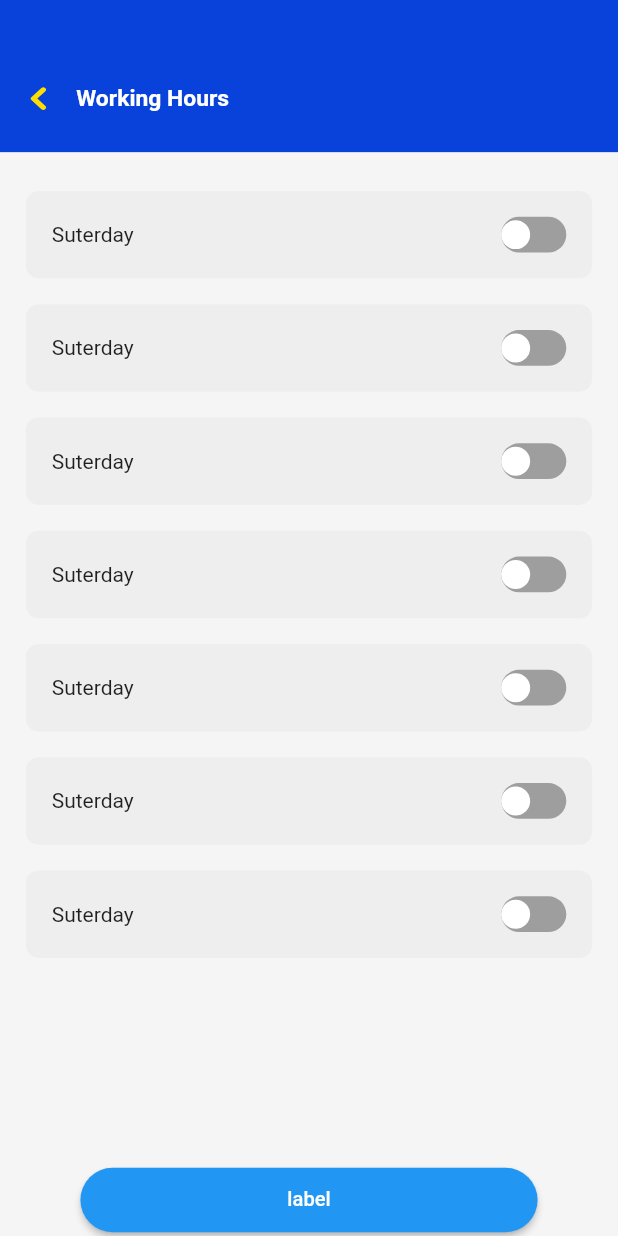
After one commit to YoussefMohammed001/final_graduation_project, a Flutter app: the WorkingHoursScreen screen opened directly, on a phone screen of 412 x 824 dp. The commit adds this screen. Run offline on Flutter 3.47's test engine with Material 2 defaults, Android fonts, the phone set to English and light mode, and no system bars; drawn by our look-alikes of flutter_switch; our stand-ins replace bloc, cached_network_image, carousel_slider, dio, dropdown_textfield, flutter_bloc and 9 more; missing offline and left inert: otp_timer_button; accounts and stored records are empty; network calls fail.

Commit message:
working hours doctor

```diff
--- /dev/null
+++ b/lib/features/doctor/add_working_hours/data/post_working_hours_model.dart
@@ -0,0 +1,119 @@
+/// doctorId : "645a7f818f75c371bd5bb41c"
+/// appointments : [{"dayNo":1,"durations":[{"from":1.5,"to":5},{"from":7,"to":10},{"from":13,"to":17}]},{"dayNo":2,"durations":[{"from":1.5,"to":5},{"from":7,"to":10},{"from":13,"to":17}]}]
+
+class PostWorkingHoursModel {
+  PostWorkingHoursModel({
+      String? doctorId,
+      List<Appointments>? appointments,}){
+    _doctorId = doctorId;
+    _appointments = appointments;
+}
+
+  PostWorkingHoursModel.fromJson(dynamic json) {
+    _doctorId = json['doctorId'];
+    if (json['appointments'] != null) {
+      _appointments = [];
+      json['appointments'].forEach((v) {
+        _appointments?.add(Appointments.fromJson(v));
+      });
+    }
+  }
+  String? _doctorId;
+  List<Appointments>? _appointments;
+
+  String get doctorId => _doctorId ?? "";
+  List<Appointments> get appointments => _appointments ?? [];
+
+  Map<String, dynamic> toJson() {
+    final map = <String, dynamic>{};
+    map['doctorId'] = _doctorId;
+    if (_appointments != null) {
+      map['appointments'] = _appointments?.map((v) => v.toJson()).toList();
+    }
+    return map;
+  }
+
+  set appointments(List<Appointments> value) {
+    _appointments = value;
+  }
+
+  set doctorId(String value) {
+    _doctorId = value;
+  }
+}
+
+class Appointments {
+  Appointments({
+      num? dayNo,
+      List<Durations>? durations,
+  }){
+    _dayNo = dayNo;
+    _durations = durations;
+}
+
+  Appointments.fromJson(dynamic json) {
+    _dayNo = json['dayNo'];
+    if (json['durations'] != null) {
+      _durations = [];
+      json['durations'].forEach((v) {
+        _durations?.add(Durations.fromJson(v));
+      });
+    }
+  }
+  num? _dayNo;
+  List<Durations>? _durations;
+
+  set dayNo(num value) {
+    _dayNo = value;
+  }
+
+  num get dayNo => _dayNo ?? 0;
+  List<Durations> get durations => _durations ?? [];
+
+  Map<String, dynamic> toJson() {
+    final map = <String, dynamic>{};
+    map['dayNo'] = _dayNo;
+    if (_durations != null) {
+      map['durations'] = _durations?.map((v) => v.toJson()).toList();
+    }
+    return map;
+  }
+
+  set durations(List<Durations> value) {
+    _durations = value;
+  }
+}
+
+class Durations {
+  Durations({
+      num? from,
+      num? to,}){
+    _from = from;
+    _to = to;
+}
+
+  Durations.fromJson(dynamic json) {
+    _from = json['from'];
+    _to = json['to'];
+  }
+  num? _from;
+  num? _to;
+
+  num get from => _from ?? 0;
+  num get to => _to ?? 0;
+
+  set from(num value) {
+    _from = value;
+  }
+
+  Map<String, dynamic> toJson() {
+    final map = <String, dynamic>{};
+    map['from'] = _from;
+    map['to'] = _to;
+    return map;
+  }
+
+  set to(num value) {
+    _to = value;
+  }
+}
--- /dev/null
+++ b/lib/features/doctor/add_working_hours/presentation/manager/add_working_hours_cubit.dart
@@ -0,0 +1,28 @@
+import 'package:bloc/bloc.dart';
+import 'package:final_graduation_project/core/api/my_dio.dart';
+import 'package:final_graduation_project/core/utils/safe_print.dart';
+import 'package:final_graduation_project/features/doctor/add_working_hours/data/post_working_hours_model.dart';
+import 'package:meta/meta.dart';
+part 'add_working_hours_state.dart';
+
+class AddWorkingHoursCubit extends Cubit<AddWorkingHoursState> {
+  AddWorkingHoursCubit() : super(AddWorkingHoursInitial());
+  PostWorkingHoursModel postWorkingHoursModel = PostWorkingHoursModel();
+  Appointments appointments = Appointments();
+
+  postWorkingHours({
+    required String id,
+    required List<Appointments> appointments,
+
+
+
+  }) async {
+     var response = await AppDio.post(endPoint: "doctor/addWorkTime", data: {
+    "doctorId":id,
+    "appointments": appointments,
+    }
+    );
+     safePrint(response.toString());
+
+  }
+}
--- /dev/null
+++ b/lib/features/doctor/add_working_hours/presentation/manager/add_working_hours_state.dart
@@ -0,0 +1,6 @@
+part of 'add_working_hours_cubit.dart';
+
+@immutable
+abstract class AddWorkingHoursState {}
+
+class AddWorkingHoursInitial extends AddWorkingHoursState {}
--- /dev/null
+++ b/lib/features/doctor/add_working_hours/presentation/screens/working_hours_screen.dart
@@ -0,0 +1,103 @@
+import 'package:final_graduation_project/core/shared_preferences/my_shared.dart';
+import 'package:final_graduation_project/core/shared_preferences/my_shared_keys.dart';
+import 'package:final_graduation_project/core/widgets/app_button.dart';
+import 'package:final_graduation_project/core/widgets/profile_app_bar.dart';
+import 'package:final_graduation_project/features/doctor/add_working_hours/data/post_working_hours_model.dart';
+import 'package:final_graduation_project/features/doctor/add_working_hours/presentation/widgets/day_item.dart';
+import 'package:final_graduation_project/features/doctor/add_working_hours/presentation/widgets/shift_item.dart';
+import 'package:flutter/material.dart';
+import 'package:flutter_bloc/flutter_bloc.dart';
+import 'package:responsive_sizer/responsive_sizer.dart';
+
+import '../manager/add_working_hours_cubit.dart';
+
+class WorkingHoursScreen extends StatefulWidget {
+  const WorkingHoursScreen({Key? key}) : super(key: key);
+
+  @override
+  State<WorkingHoursScreen> createState() => _WorkingHoursScreenState();
+}
+
+class _WorkingHoursScreenState extends State<WorkingHoursScreen> {
+  final cubit = AddWorkingHoursCubit();
+  bool status = false;
+  List<Durations> durations = [];
+  List<Appointments> appointmnets = [];
+
+  @override
+  void initState() {
+    cubit.postWorkingHoursModel.doctorId;
+    durations.add(Durations(from: 8,to: 15));
+    durations.add(Durations(from: 15,to: 12));
+
+    appointmnets.add(Appointments(dayNo: 5, durations: durations));
+
+  cubit.postWorkingHoursModel.appointments
+        .add(Appointments(dayNo: 4, durations: durations));
+cubit.postWorkingHours(id: MyShared.getString(key: MySharedKeys.id).toString(),
+    appointments:appointmnets);
+    // TODO: implement initState
+    super.initState();
+  }
+
+  @override
+  Widget build(BuildContext context) {
+    return BlocProvider(
+      create: (context) => cubit,
+      child: BlocBuilder<AddWorkingHoursCubit, AddWorkingHoursState>(
+        builder: (context, state) {
+          return Scaffold(
+            backgroundColor: Colors.grey[100],
+            body: Column(
+              children: [
+                const CustomAppBar(
+                  title: 'Working Hours',
+                ),
+                Expanded(
+                  child: Container(
+                    margin: EdgeInsets.all(17.sp),
+                    child: Column(
+                      crossAxisAlignment: CrossAxisAlignment.start,
+                      children: [
+                        Expanded(
+                          child: ListView.builder(
+                            shrinkWrap: true,
+                            itemBuilder: (BuildContext context, int index) {
+                              return Column(
+                                children: [
+                                  DayItem(
+                                      day: 'Suterday',
+                                  ),
+                                  Visibility(
+                                    visible: status,
+                                    child: ListView.builder(
+                                      shrinkWrap: true,
+                                      itemBuilder:
+                                          (BuildContext context, int index) {
+                                        return Shifttem();
+                                      },
+                                      itemCount: 2,
+                                    ),
+                                  ),
+                                ],
+                              );
+                            },
+                            itemCount: 7,
+                          ),
+                        )
+                      ],
+                    ),
+                  ),
+                ),
+                AppButton(onPressed: () {
+
+
+                }, label: "label")
+              ],
+            ),
+          );
+        },
+      ),
+    );
+  }
+}
--- /dev/null
+++ b/lib/features/doctor/add_working_hours/presentation/widgets/day_item.dart
@@ -0,0 +1,70 @@
+import 'package:final_graduation_project/core/styles/colors.dart';
+import 'package:final_graduation_project/features/doctor/add_working_hours/presentation/widgets/shift_item.dart';
+import 'package:flutter/material.dart';
+import 'package:flutter_switch/flutter_switch.dart';
+import 'package:responsive_sizer/responsive_sizer.dart';
+
+class DayItem extends StatefulWidget {
+   DayItem({Key? key, required this.day}) : super(key: key);
+final String day;
+  @override
+  State<DayItem> createState() => _DayItemState();
+}
+
+class _DayItemState extends State<DayItem> {
+  bool status = false;
+
+  @override
+  Widget build(BuildContext context) {
+    return  Container(
+      padding: EdgeInsets.all(17.sp),
+      margin: EdgeInsets.symmetric(vertical: 12.sp),
+
+      decoration: BoxDecoration(
+        borderRadius: BorderRadius.circular(12.sp),
+        color: Colors.grey[200]
+      ),
+child: Row(
+
+      children: [
+
+Text(widget.day),
+
+Spacer(),
+Visibility(
+    visible: status,
+    child: Icon(Icons.add)),
+FlutterSwitch(
+
+width: 27.sp,
+
+height: 20.sp,
+
+    activeColor: AppColors.primary,
+
+toggleSize: 18.sp,
+
+value: status,
+
+borderRadius: 30.0,
+
+padding: 0,
+
+showOnOff: false,
+
+onToggle: (val) {
+
+setState(() {
+
+status = val;
+
+});}
+
+),
+
+      ],
+
+    ),
+    );
+  }
+}
--- a/lib/features/doctor/clinc_screen/presentation/screens/clinic_screen.dart
+++ b/lib/features/doctor/clinc_screen/presentation/screens/clinic_screen.dart
@@ -5,6 +5,7 @@ import 'package:final_graduation_project/core/shared_preferences/my_shared_keys.
 import 'package:final_graduation_project/core/styles/colors.dart';
 import 'package:final_graduation_project/core/utils/navigators.dart';
 import 'package:final_graduation_project/core/utils/safe_print.dart';
+import 'package:final_graduation_project/features/doctor/add_working_hours/presentation/screens/working_hours_screen.dart';
 import 'package:final_graduation_project/features/doctor/clinc_screen/presentation/manager/pending_appointments_cubit.dart';
 import 'package:final_graduation_project/features/doctor/clinc_screen/presentation/widgets/clinic_data_item.dart';
 import 'package:final_graduation_project/features/doctor/clinc_screen/presentation/widgets/new_reservation_doctor_teim.dart';
@@ -58,7 +59,10 @@ class _ClinicScreenState extends State<ClinicScreen> {
                           child: ClinicDataItem(
                             icon: Icons.access_time_outlined,
                             text: 'Working Hours',
-                            onTap: () {},
+                            onTap: () {
+                              push(context, WorkingHoursScreen());
+
+                            },
                           )),
                       Expanded(
                           child: ClinicDataItem(
--- a/pubspec.yaml
+++ b/pubspec.yaml
@@ -61,6 +61,7 @@ dependencies:
   otp_timer_button: ^1.1.0
   carousel_indicator: ^1.0.6
   geolocator: ^9.0.2
+  flutter_switch: ^0.3.2
 
 
 dev_dependencies:
```
Also changed, not shown: lib/features/doctor/add_working_hours/presentation/widgets/shift_item.dart (added, +50 -0 lines), pubspec.lock.
